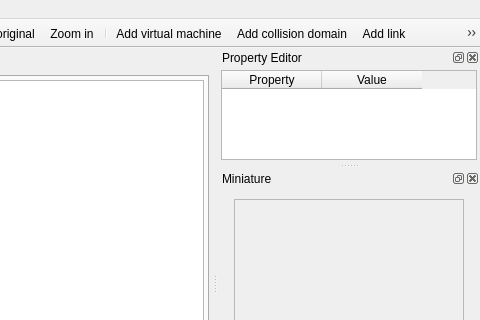
Before: the Qt Designer form ui/main.ui in slux83/visual-netkit, drawn with Qt 5; both pictures show x 470 to 950 and y 0 to 320 of the 950 by 762 pixel window.
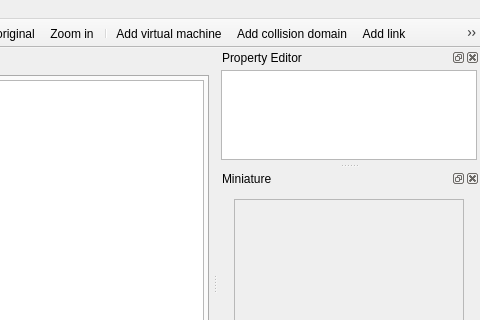
After: the same form once the commit is applied. Icons and pictures are not drawn. Custom widgets are drawn as their Qt base class.

Diff of the .ui file:
```diff
--- a/ui/main.ui
+++ b/ui/main.ui
@@ -272,14 +272,6 @@
    </widget>
   </widget>
   <widget class="QDockWidget" name="dockProperty" >
-   <property name="geometry" >
-    <rect>
-     <x>688</x>
-     <y>68</y>
-     <width>262</width>
-     <height>120</height>
-    </rect>
-   </property>
    <property name="allowedAreas" >
     <set>Qt::AllDockWidgetAreas</set>
    </property>
@@ -290,39 +282,15 @@
     <number>2</number>
    </attribute>
    <widget class="QWidget" name="dockWidgetContents_4" >
-    <property name="geometry" >
-     <rect>
-      <x>0</x>
-      <y>20</y>
-      <width>262</width>
-      <height>100</height>
-     </rect>
-    </property>
     <layout class="QVBoxLayout" >
      <property name="margin" >
       <number>3</number>
      </property>
      <item>
-      <widget class="QTableWidget" name="propertyTable" >
+      <widget class="QTreeView" name="propertiesTreeView" >
        <property name="alternatingRowColors" >
         <bool>true</bool>
        </property>
-       <property name="showGrid" >
-        <bool>true</bool>
-       </property>
-       <property name="wordWrap" >
-        <bool>false</bool>
-       </property>
-       <column>
-        <property name="text" >
-         <string>Property</string>
-        </property>
-       </column>
-       <column>
-        <property name="text" >
-         <string>Value</string>
-        </property>
-       </column>
       </widget>
      </item>
     </layout>
```
Left out of the diff: 113 changed lines with no effect on the pictures.
